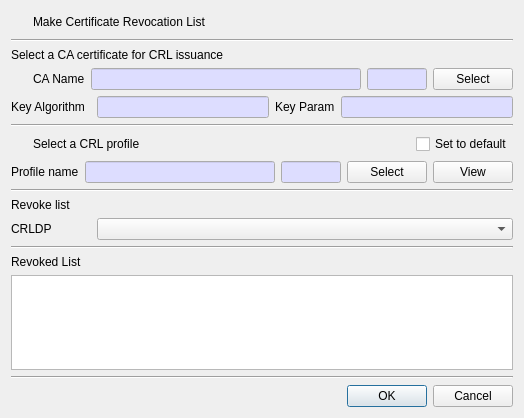
Old version of the form CertMan/make_crl_dlg.ui in the repository jykim74/CertMan.
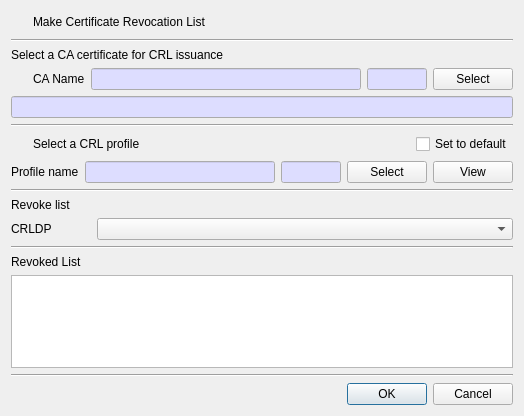
New version of the form. Icons and pictures are not drawn.

```diff
--- a/CertMan/make_crl_dlg.ui
+++ b/CertMan/make_crl_dlg.ui
@@ -7,7 +7,7 @@
     <x>0</x>
     <y>0</y>
     <width>524</width>
-    <height>418</height>
+    <height>416</height>
    </rect>
   </property>
   <property name="windowTitle">
@@ -208,12 +208,7 @@
     </layout>
    </item>
    <item>
-    <layout class="QGridLayout" name="gridLayout_2">
-     <property name="topMargin">
-      <number>0</number>
-     </property>
-     <item row="0" column="1">
-      <widget class="QLineEdit" name="mAlgorithmText">
+    <widget class="QLineEdit" name="mIssuerKeyDescText">
        <property name="palette">
         <palette>
          <active>
@@ -238,89 +233,13 @@
            </brush>
           </colorrole>
          </inactive>
-         <disabled>
-          <colorrole role="Base">
-           <brush brushstyle="SolidPattern">
-            <color alpha="255">
-             <red>240</red>
-             <green>240</green>
-             <blue>240</blue>
-            </color>
-           </brush>
-          </colorrole>
-         </disabled>
+       <disabled/>
         </palette>
        </property>
        <property name="readOnly">
         <bool>true</bool>
        </property>
       </widget>
-     </item>
-     <item row="0" column="2">
-      <widget class="QLabel" name="mOptionLabel">
-       <property name="text">
-        <string>Key Param</string>
-       </property>
-      </widget>
-     </item>
-     <item row="0" column="0">
-      <widget class="QLabel" name="label_3">
-       <property name="minimumSize">
-        <size>
-         <width>80</width>
-         <height>0</height>
-        </size>
-       </property>
-       <property name="text">
-        <string>Key Algorithm</string>
-       </property>
-      </widget>
-     </item>
-     <item row="0" column="3">
-      <widget class="QLineEdit" name="mOptionText">
-       <property name="palette">
-        <palette>
-         <active>
-          <colorrole role="Base">
-           <brush brushstyle="SolidPattern">
-            <color alpha="255">
-             <red>221</red>
-             <green>221</green>
-             <blue>255</blue>
-            </color>
-           </brush>
-          </colorrole>
-         </active>
-         <inactive>
-          <colorrole role="Base">
-           <brush brushstyle="SolidPattern">
-            <color alpha="255">
-             <red>221</red>
-             <green>221</green>
-             <blue>255</blue>
-            </color>
-           </brush>
-          </colorrole>
-         </inactive>
-         <disabled>
-          <colorrole role="Base">
-           <brush brushstyle="SolidPattern">
-            <color alpha="255">
-             <red>240</red>
-             <green>240</green>
-             <blue>240</blue>
-            </color>
-           </brush>
-          </colorrole>
-         </disabled>
-        </palette>
-       </property>
-       <property name="readOnly">
-        <bool>true</bool>
-       </property>
-      </widget>
-     </item>
-    </layout>
    </item>
    <item>
     <widget class="Line" name="line">
```
Left out of the diff: 4 changed lines with no effect on the pictures. Lines whose indentation alone changed are shown as unchanged.
